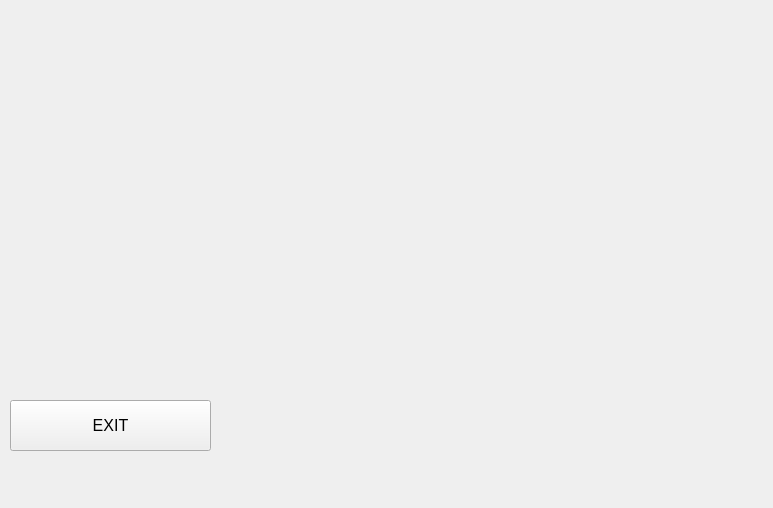
Old version of the form LandcapeGenVer1/ModeratorWindow.ui in the repository Inlucker/LandscapeTest.
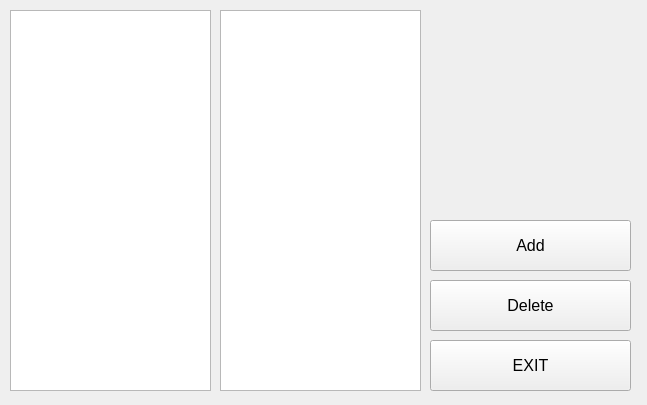
New version of the form.

Commit message: done moderator window with controller

```diff
--- a/LandcapeGenVer1/ModeratorWindow.ui
+++ b/LandcapeGenVer1/ModeratorWindow.ui
@@ -6,8 +6,8 @@
    <rect>
     <x>0</x>
     <y>0</y>
-    <width>773</width>
-    <height>508</height>
+    <width>647</width>
+    <height>405</height>
    </rect>
   </property>
   <property name="windowTitle">
@@ -16,8 +16,8 @@
   <widget class="QPushButton" name="exit_btn">
    <property name="geometry">
     <rect>
-     <x>10</x>
-     <y>400</y>
+     <x>430</x>
+     <y>340</y>
      <width>201</width>
      <height>51</height>
     </rect>
@@ -31,6 +31,62 @@
     <string>EXIT</string>
    </property>
   </widget>
+  <widget class="QListWidget" name="free_users_listWidget">
+   <property name="geometry">
+    <rect>
+     <x>10</x>
+     <y>10</y>
+     <width>201</width>
+     <height>381</height>
+    </rect>
+   </property>
+  </widget>
+  <widget class="QPushButton" name="add_btn">
+   <property name="geometry">
+    <rect>
+     <x>430</x>
+     <y>220</y>
+     <width>201</width>
+     <height>51</height>
+    </rect>
+   </property>
+   <property name="font">
+    <font>
+     <pointsize>12</pointsize>
+    </font>
+   </property>
+   <property name="text">
+    <string>Add</string>
+   </property>
+  </widget>
+  <widget class="QPushButton" name="delete_btn">
+   <property name="geometry">
+    <rect>
+     <x>430</x>
+     <y>280</y>
+     <width>201</width>
+     <height>51</height>
+    </rect>
+   </property>
+   <property name="font">
+    <font>
+     <pointsize>12</pointsize>
+    </font>
+   </property>
+   <property name="text">
+    <string>Delete</string>
+   </property>
+  </widget>
+  <widget class="QListWidget" name="my_users_listWidget">
+   <property name="geometry">
+    <rect>
+     <x>220</x>
+     <y>10</y>
+     <width>201</width>
+     <height>381</height>
+    </rect>
+   </property>
+  </widget>
  </widget>
  <resources/>
  <connections/>
```
The commit also changes 9 other files.
